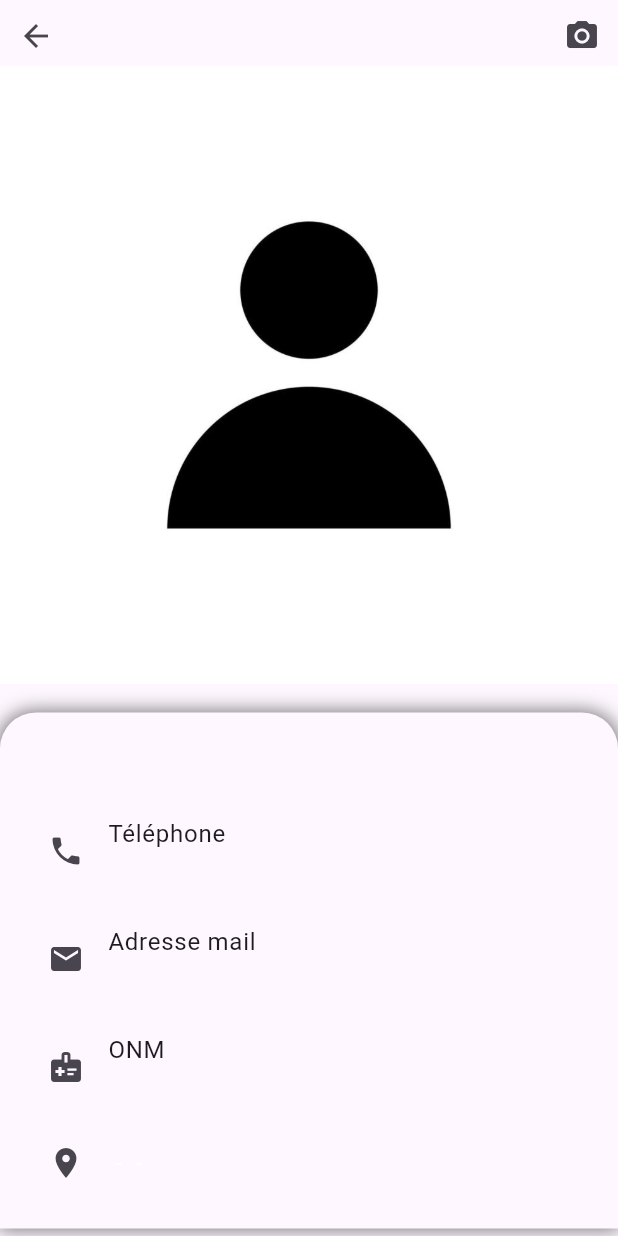
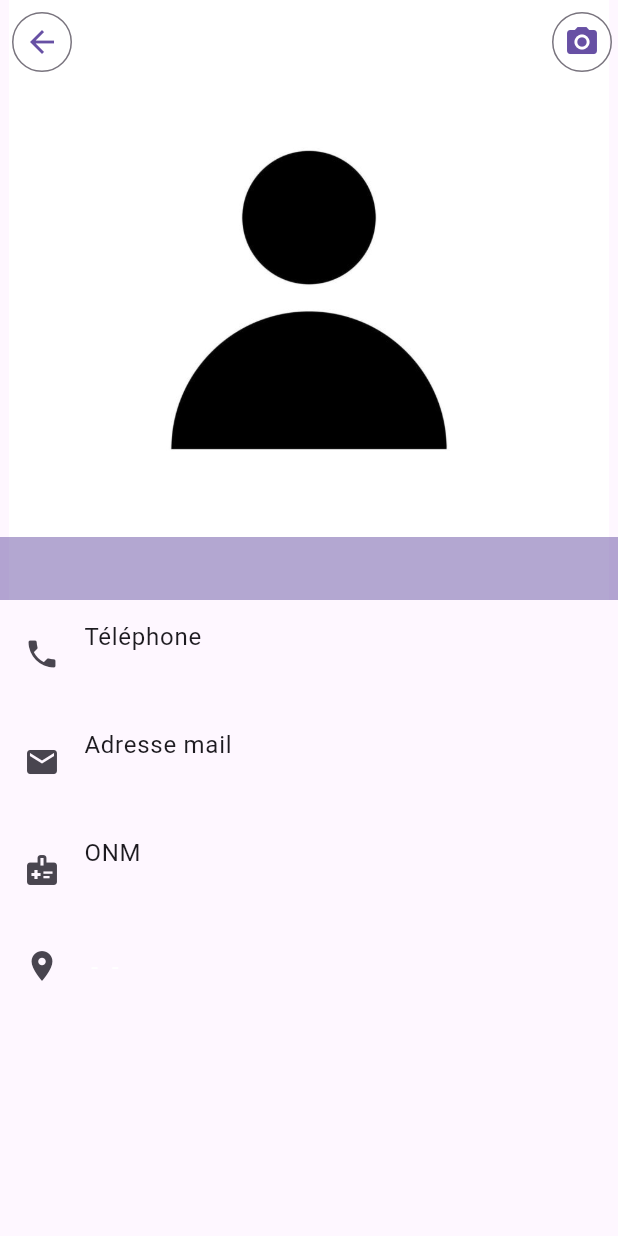
Before and after one commit to narisraz/doc-discovery, a Flutter app: the PractitionerProfile screen opened directly with empty values, on a phone screen of 412 x 824 dp. Run offline on Flutter 3.47's test engine with Material 3 defaults, Android fonts, the phone set to English and light mode, and no system bars; our stand-ins replace cloud_firestore, dartz, equatable, file_picker, firebase_core, firebase_storage and 2 more; missing offline and left inert: algolia; accounts and stored records are empty; generated files the repository leaves out were written again.

Commit message:
💄 Update profile ui

```diff
--- a/lib/presentation/profile/practitioner_profile.dart
+++ b/lib/presentation/profile/practitioner_profile.dart
@@ -28,26 +28,17 @@ class PractitionerProfileState extends ConsumerState<PractitionerProfile> {
   Widget build(BuildContext context) {
     return Scaffold(
       body: SafeArea(
-            child: SingleChildScrollView(
-      child: Stack(
-        children: [
-          Positioned(
-              top: 0,
-              child: SizedBox(
-                height: 500,
-                width: MediaQuery.of(context).size.width,
-                child: Hero(
-                  tag: 'profile-picture',
-                  child: profilePicture.isNotEmpty
-                      ? Image.network(profilePicture)
-                      : Image.asset("assets/images/default-profile.jpg"),
+          child: CustomScrollView(
+        slivers: [
+          SliverAppBar(
+            leading: IconButton.outlined(
+              color: Theme.of(context).colorScheme.primary,
+              icon: const Icon(Icons.arrow_back),
+              onPressed: () => Navigator.of(context).pop(),
             ),
-              )),
-          Positioned(
-            key: const Key('upload-profile'),
-            top: 0,
-            right: 0,
-            child: IconButton(
+            actions: [
+              IconButton.outlined(
+                color: Theme.of(context).colorScheme.primary,
                 onPressed: () async {
                   final result = await FilePicker.platform.pickFiles();
                   if (result != null) {
@@ -60,41 +51,39 @@ class PractitionerProfileState extends ConsumerState<PractitionerProfile> {
                             }));
                   }
                 },
-              icon: const Icon(Icons.photo_camera),
+                icon: const Icon(
+                  Icons.photo_camera,
                 ),
               ),
-          Positioned(
-            top: 0,
-            child: IconButton(
-              onPressed: () => Navigator.pop(context),
-              icon: const Icon(Icons.arrow_back),
+            ],
+            flexibleSpace: FlexibleSpaceBar(
+              background: Hero(
+                tag: 'profile-picture',
+                child: profilePicture.isNotEmpty
+                    ? Image.network(profilePicture)
+                    : Image.asset("assets/images/default-profile.jpg"),
+              ),
+              centerTitle: true,
+              titlePadding: EdgeInsets.zero,
+              title: Container(
+                decoration: BoxDecoration(
+                  backgroundBlendMode: BlendMode.darken,
+                  color: Theme.of(context).colorScheme.primary.withOpacity(0.5),
+                ),
+                child: Row(
+                  mainAxisAlignment: MainAxisAlignment.center,
+                  children: [
+                    Text(
+                        "${widget.practitioner.givenName} ${widget.practitioner.familyName}")
+                  ],
                 ),
               ),
-          Container(
-            margin: const EdgeInsets.only(top: 475),
-            width: MediaQuery.of(context).size.width,
-            decoration: BoxDecoration(
-              color: Theme.of(context).colorScheme.surface,
-              boxShadow: [
-                BoxShadow(
-                    color: Colors.grey.shade600,
-                    blurRadius: 10,
-                    spreadRadius: 1),
-              ],
-              borderRadius: const BorderRadius.only(
-                  topLeft: Radius.circular(24), topRight: Radius.circular(24)),
             ),
-            padding: const EdgeInsets.all(16),
-            child: Column(
-              children: [
-                Center(
-                  child: Text(
-                      "${widget.practitioner.givenName} ${widget.practitioner.familyName}",
-                      style: const TextStyle(
-                          fontSize: 28, fontWeight: FontWeight.bold)),
+            pinned: true,
+            expandedHeight: 400,
           ),
-                Column(
-                  children: [
+          SliverList(
+              delegate: SliverChildListDelegate([
             ListTile(
               leading: const Icon(Icons.phone),
               title: const Text("Téléphone"),
@@ -127,13 +116,9 @@ class PractitionerProfileState extends ConsumerState<PractitionerProfile> {
                 )
               ])),
             ),
+          ]))
         ],
-                ),
-              ],
-            ),
-          ),
-        ],
-      ),
-    )));
+      )),
+    );
   }
 }
--- a/pubspec.yaml
+++ b/pubspec.yaml
@@ -47,6 +47,7 @@ dependencies:
   algolia: ^1.1.2
   file_picker: ^6.1.1
   firebase_storage: ^11.5.6
+  http: ^0.13.6
 
 dev_dependencies:
   flutter_test:
```
Also changed, not shown: pubspec.lock. Lines whose indentation alone changed are shown as unchanged.
